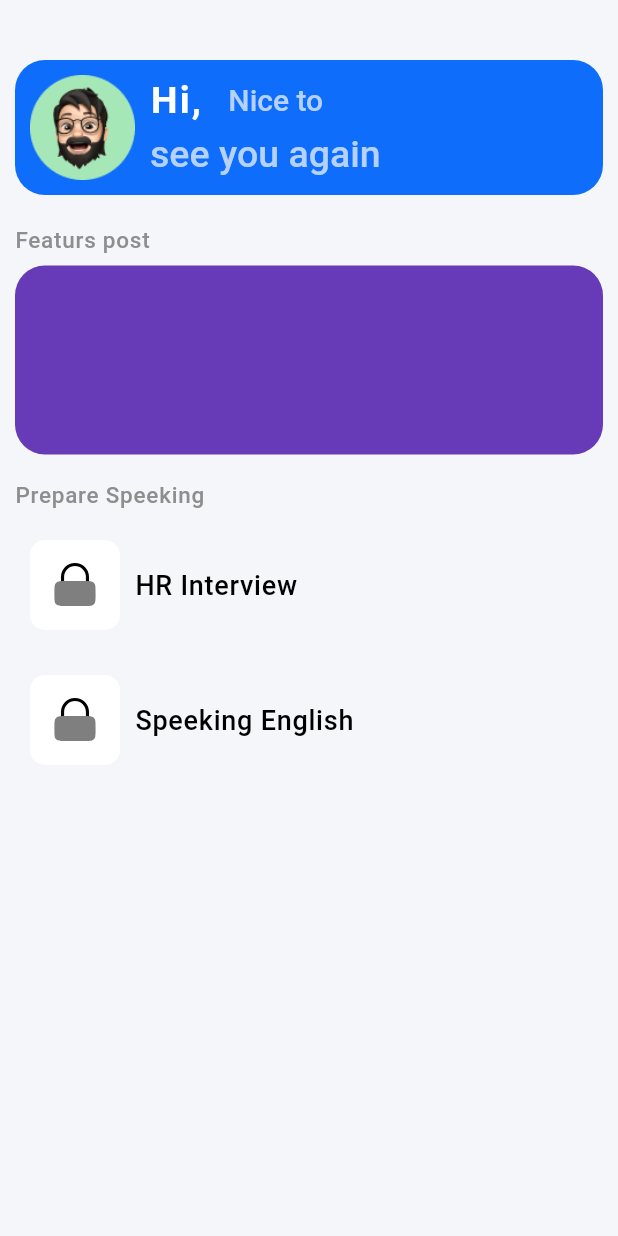
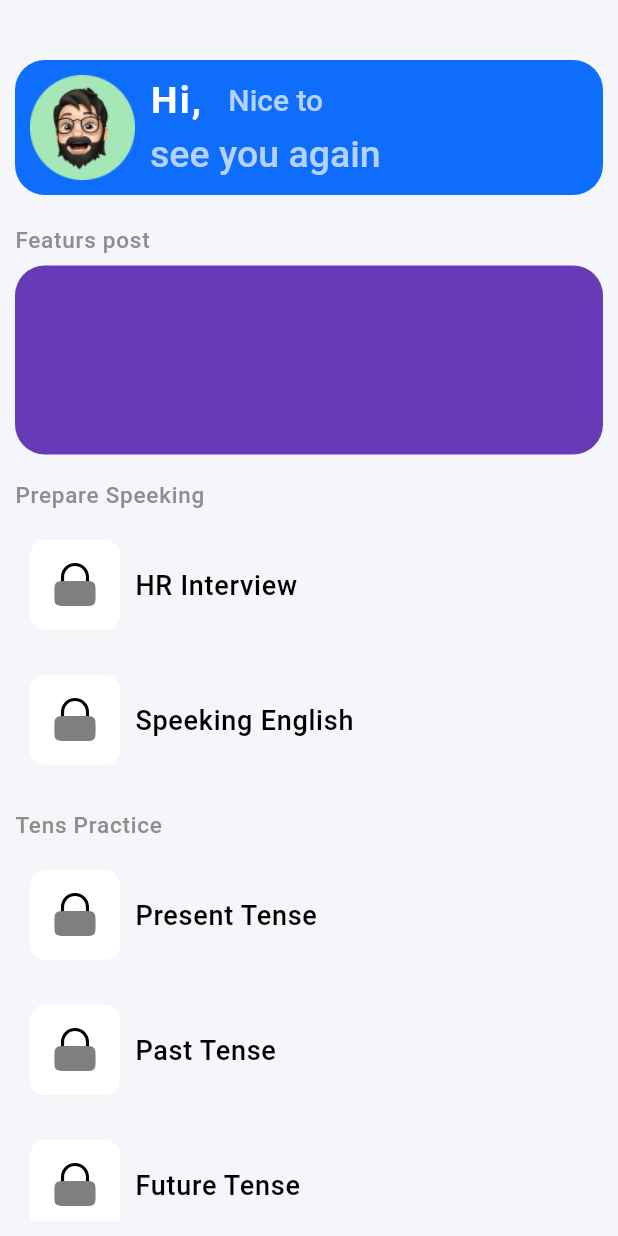
Before and after one commit to MrNitishroy/InterviewPrep, a Flutter app: the HomeData screen opened directly, on a phone screen of 412 x 824 dp. Run offline on Flutter 3.47's test engine with Material 2 defaults, Android fonts, the phone set to English and light mode, and no system bars; drawn by our look-alikes of carousel_slider; our stand-ins replace firebase_auth, firebase_core, flutter_svg, flutter_tts, fluttertoast, get and 6 more; accounts and stored records are empty.

Commit message:
tens added

```diff
--- a/lib/Config/Data.dart
+++ b/lib/Config/Data.dart
@@ -121,7 +121,8 @@ var QuestionData = [
             answer: "",
             userAnswer: "",
           ),
-          ]),
+        ],
+      ),
     ],
   ),
   QuestionModel(
@@ -179,3 +180,168 @@ var QuestionData = [
     ],
   ),
 ];
+
+var tensQuestions = [
+  QuestionModel(
+    title: "Present Tense",
+    isCompleted: false,
+    questionLevel: [
+      QuestionLevel(
+        level: "Simple Present Tense",
+        isCompeleted: false,
+        totalScore: 0,
+        listOfQuestion: [
+          ListOfQuestion(
+            question: "Mai Daily School jata hu",
+            answer: "go",
+            userAnswer: "",
+          ),
+        ],
+      ),
+      QuestionLevel(
+        level: "Present Continuous Tense",
+        isCompeleted: false,
+        totalScore: 0,
+        listOfQuestion: [
+          ListOfQuestion(
+            question: "Mai Daily School jata hu",
+            answer: "go",
+            userAnswer: "",
+          ),
+        ],
+      ),
+      QuestionLevel(
+        level: "Present Perfect Tense",
+        isCompeleted: false,
+        totalScore: 0,
+        listOfQuestion: [
+          ListOfQuestion(
+            question: "Mai Daily School jata hu",
+            answer: "go",
+            userAnswer: "",
+          ),
+        ],
+      ),
+      QuestionLevel(
+        level: "Present Perfect Continuous Tense",
+        isCompeleted: false,
+        totalScore: 0,
+        listOfQuestion: [
+          ListOfQuestion(
+            question: "Mai Daily School jata hu",
+            answer: "go",
+            userAnswer: "",
+          ),
+        ],
+      ),
+    ],
+  ),
+  QuestionModel(
+    title: "Past Tense",
+    isCompleted: false,
+    questionLevel: [
+      QuestionLevel(
+        level: "Simple Past Tense",
+        isCompeleted: false,
+        totalScore: 0,
+        listOfQuestion: [
+          ListOfQuestion(
+            question: "Mai Daily School jata hu",
+            answer: "go",
+            userAnswer: "",
+          ),
+        ],
+      ),
+      QuestionLevel(
+        level: "Past Continuous Tense",
+        isCompeleted: false,
+        totalScore: 0,
+        listOfQuestion: [
+          ListOfQuestion(
+            question: "Mai Daily School jata hu",
+            answer: "go",
+            userAnswer: "",
+          ),
+        ],
+      ),
+      QuestionLevel(
+        level: "Past Perfect Tense",
+        isCompeleted: false,
+        totalScore: 0,
+        listOfQuestion: [
+          ListOfQuestion(
+            question: "Mai Daily School jata hu",
+            answer: "go",
+            userAnswer: "",
+          ),
+        ],
+      ),
+      QuestionLevel(
+        level: "Past Perfect Continuous Tense",
+        isCompeleted: false,
+        totalScore: 0,
+        listOfQuestion: [
+          ListOfQuestion(
+            question: "Mai Daily School jata hu",
+            answer: "go",
+            userAnswer: "",
+          ),
+        ],
+      ),
+    ],
+  ),
+  QuestionModel(
+    title: "Future Tense",
+    isCompleted: false,
+    questionLevel: [
+      QuestionLevel(
+        level: "Simple Future Tense",
+        isCompeleted: false,
+        totalScore: 0,
+        listOfQuestion: [
+          ListOfQuestion(
+            question: "Mai Daily School jata hu",
+            answer: "go",
+            userAnswer: "",
+          ),
+        ],
+      ),
+      QuestionLevel(
+        level: "Future Continuous Tense",
+        isCompeleted: false,
+        totalScore: 0,
+        listOfQuestion: [
+          ListOfQuestion(
+            question: "Mai Daily School jata hu",
+            answer: "go",
+            userAnswer: "",
+          ),
+        ],
+      ),
+      QuestionLevel(
+        level: "Future Perfect Tense",
+        isCompeleted: false,
+        totalScore: 0,
+        listOfQuestion: [
+          ListOfQuestion(
+            question: "Mai Daily School jata hu",
+            answer: "go",
+            userAnswer: "",
+          ),
+        ],
+      ),
+      QuestionLevel(
+        level: "Future Perfect Continuous Tense",
+        isCompeleted: false,
+        totalScore: 0,
+        listOfQuestion: [
+          ListOfQuestion(
+            question: "Mai Daily School jata hu",
+            answer: "go",
+            userAnswer: "",
+          ),
+        ],
+      ),
+    ],
+  ),
+];
--- a/lib/Config/Themes.dart
+++ b/lib/Config/Themes.dart
@@ -79,6 +79,7 @@ var darkTheme = ThemeData(
     ),
     labelMedium: TextStyle(
       fontSize: 15,
+      fontWeight: FontWeight.w400,
       color: dLableColor,
     ),
     headlineLarge: TextStyle(
--- /dev/null
+++ b/lib/Controller/IVoiceToText.dart
@@ -0,0 +1,44 @@
+import 'package:chatgpt/Controller/InterviewController.dart';
+import 'package:get/get.dart';
+import 'package:speech_to_text/speech_to_text.dart';
+
+class IVoiceToText extends GetxController {
+  InterviewController interviewController = Get.put(InterviewController());
+  RxBool isSpeeking = false.obs;
+  SpeechToText speechToText = SpeechToText();
+
+  @override
+  void onInit() async {
+    super.onInit();
+    speechToText = SpeechToText();
+  }
+
+  void startListning() async {
+    if (!isSpeeking.value) {
+      bool avalible = await speechToText.initialize(
+        onStatus: (val) {
+          print(val);
+        },
+        onError: (val) {
+          print(val);
+        },
+      );
+
+      if (!isSpeeking.value) {
+        await speechToText.listen(
+          listenFor: Duration(minutes: 5),
+          onResult: (val) {
+            print(val.recognizedWords);
+            interviewController.userAnswer.text = val.recognizedWords;
+          },
+        );
+        isSpeeking.value = true;
+      }
+    }
+  }
+
+  void stopListing() async {
+    isSpeeking.value = false;
+    speechToText.stop();
+  }
+}
--- a/lib/Controller/InterviewController.dart
+++ b/lib/Controller/InterviewController.dart
@@ -1,17 +1,20 @@
+import 'package:chatgpt/Controller/FreeTTS.dart';
 import 'package:chatgpt/Model/QuestionModel.dart';
 import 'package:chatgpt/Pages/InterviewPage/InterviewComplete.dart';
 import 'package:flutter/cupertino.dart';
 import 'package:get/get.dart';
 
 class InterviewController extends GetxController {
+  FreeTTSController freeTTSController = Get.put(FreeTTSController());
   late QuestionLevel questionLevel;
+
   TextEditingController userAnswer = TextEditingController(text: "adnmb as");
   RxString question = "".obs;
   RxBool isSpeeking = false.obs;
+  RxInt count = 0.obs;
   RxInt index = 0.obs;
   @override
   void onInit() {
-    // TODO: implement onInit
     super.onInit();
     getFirstTimeQuestion();
   }
@@ -24,14 +27,16 @@ class InterviewController extends GetxController {
 
   void getOneQuestion() {
     List<ListOfQuestion>? listOfQuestion = questionLevel.listOfQuestion;
-    if (index.value == listOfQuestion!.length || index.value == 10) {
+    if (index.value == listOfQuestion!.length || count.value == 10) {
       Get.to(InterviewCompletePage());
       return;
     }
     print("All Question");
     question.value = listOfQuestion![index.value].question!;
+    freeTTSController.TTSConverter(question.value);
     print(question);
     index.value += 1;
+    count.value += 1;
   }
 
   void giveAnswer() {
--- a/lib/Pages/HomePage/HomeData.dart
+++ b/lib/Pages/HomePage/HomeData.dart
@@ -71,7 +71,32 @@ class HomeData extends StatelessWidget {
                     iconPath: "Assets/Icons/lock.svg",
                   ),
                 ).toList(),
-              )
+              ),
+              SizedBox(height: 10),
+              Row(
+                children: [
+                  Text(
+                    "Tens Practice",
+                    style: Theme.of(context).textTheme.labelMedium,
+                  ),
+                ],
+              ),
+              SizedBox(height: 10),
+              Column(
+                children: tensQuestions
+                    .map(
+                      (e) => InterviewCategory(
+                        ontap: () {
+                          Get.to(QuestionLevelPage(
+                            data: e,
+                          ));
+                        },
+                        title: e.title.toString(),
+                        iconPath: "Assets/Icons/lock.svg",
+                      ),
+                    )
+                    .toList(),
+              ),
             ],
           ),
         ),
--- a/lib/Pages/QuestionLevel/QuestionLevel.dart
+++ b/lib/Pages/QuestionLevel/QuestionLevel.dart
@@ -29,9 +29,11 @@ class QuestionLevelPage extends StatelessWidget {
                       margin: EdgeInsets.all(10),
                       padding: EdgeInsets.all(10),
                       decoration: BoxDecoration(
-                        color: Theme.of(context).colorScheme.primaryContainer,
-                        borderRadius: BorderRadius.circular(10),
-                      ),
+                          color: Theme.of(context).colorScheme.primaryContainer,
+                          borderRadius: BorderRadius.circular(10),
+                          border: Border.all(
+                            color: Theme.of(context).colorScheme.outline,
+                          )),
                       child: Row(
                         children: [
                           e.isCompeleted!
@@ -46,12 +48,12 @@ class QuestionLevelPage extends StatelessWidget {
                                   color: Theme.of(context).colorScheme.primary,
                                 ),
                           SizedBox(width: 10),
-                          Column(
-                            mainAxisAlignment: MainAxisAlignment.start,
+                          Expanded(
+                              child: Column(
                             crossAxisAlignment: CrossAxisAlignment.start,
                             children: [
                               Text(
-                                e.level!,
+                                e.level.toString(),
                                 style: Theme.of(context).textTheme.bodyLarge,
                               ),
                               e.isCompeleted!
@@ -83,8 +85,7 @@ class QuestionLevelPage extends StatelessWidget {
                                       ),
                                     ),
                             ],
-                          ),
-                          Spacer(),
+                          )),
                           Icon(
                             Icons.arrow_forward_ios,
                             size: 16,
--- a/lib/main.dart
+++ b/lib/main.dart
@@ -1,9 +1,6 @@
 import 'package:chatgpt/Config/PageRoute.dart';
 import 'package:chatgpt/Config/Themes.dart';
-import 'package:chatgpt/Pages/Auth/AuthPage.dart';
-import 'package:chatgpt/Pages/ChatGpt.dart';
 import 'package:chatgpt/Pages/Splace/SplacePage.dart';
-import 'package:chatgpt/Pages/Welcome/WelcomePage.dart';
 import 'package:firebase_core/firebase_core.dart';
 import 'package:flutter/material.dart';
 import 'package:get/get.dart';
```
Also changed, not shown: pubspec.lock. Lines whose indentation alone changed are shown as unchanged.
